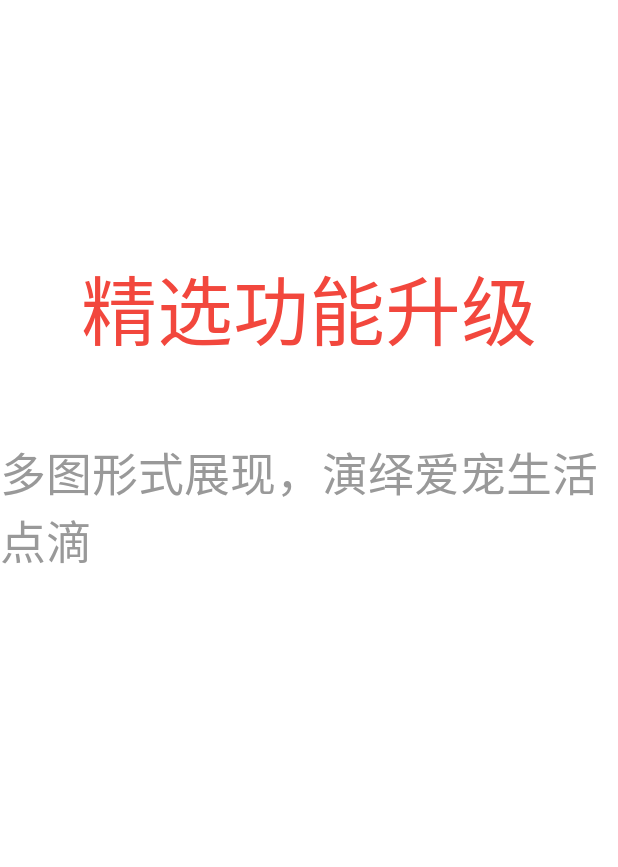
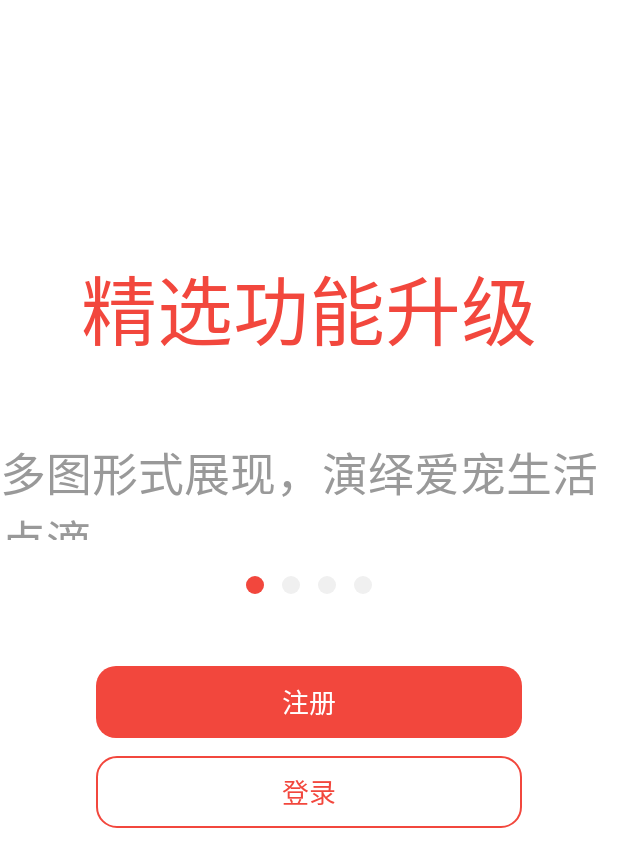
Before and after one commit to SamWoo/PetMall, an Android app: the screen it shows after launch (LeaderActivity), on a phone screen of 412 x 824 dp. Shown: the top 867 px of the screen. Run offline under Robolectric (Android 15) with nearby library versions, the phone set to English and light mode, and no system bars; our stand-ins replace ButterKnife; libraries missing offline, so code that uses them is left out: com.facebook.drawee, com.facebook.imagepipeline, com.zhy.autolayout; plain views replace AutoLinearLayout, AutoRelativeLayout; 4 statements that could not run were skipped.

Commit message:
添加用户守则界面并实现WebView的加载与显示

```diff
--- a/app/src/main/AndroidManifest.xml
+++ b/app/src/main/AndroidManifest.xml
@@ -1,6 +1,8 @@
 <?xml version="1.0" encoding="utf-8"?>
 <manifest xmlns:android="http://schemas.android.com/apk/res/android"
     package="samwoo.petmall">
+
+    <uses-permission android:name="android.permission.INTERNET" />
 
     <application
         android:name=".MyApplication"
--- a/app/src/main/java/samwoo/petmall/view/activity/LeaderActivity.java
+++ b/app/src/main/java/samwoo/petmall/view/activity/LeaderActivity.java
@@ -134,7 +134,7 @@ public class LeaderActivity extends AppCompatActivity {
         animator = ValueAnimator.ofFloat(0, 1.0f);
         animator.setInterpolator(new LinearInterpolator());
         animator.setRepeatCount(-1);
-        animator.setDuration(50);
+        animator.setDuration(100);
         animator.addUpdateListener(new ValueAnimator.AnimatorUpdateListener() {
             @Override
             public void onAnimationUpdate(ValueAnimator valueAnimator) {
--- a/app/src/main/java/samwoo/petmall/view/activity/LoginActivity.java
+++ b/app/src/main/java/samwoo/petmall/view/activity/LoginActivity.java
@@ -54,7 +54,7 @@ public class LoginActivity extends AppCompatActivity {
                 finish();
                 break;
             case R.id.login_btn:
-                if (mLoginPass.getText().toString().equals("123") && mLoginPhone.getText().toString().equals("13838389438")) {
+                if (mLoginPass.getText().toString().equals("123") && mLoginPhone.getText().toString().equals("138438")) {
                     startActivity(new Intent(this, MainActivity.class));
                     finish();
                 } else {
--- a/app/src/main/java/samwoo/petmall/view/activity/SplashActivity.java
+++ b/app/src/main/java/samwoo/petmall/view/activity/SplashActivity.java
@@ -33,6 +33,11 @@ public class SplashActivity extends AppCompatActivity {
         super.onCreate(savedInstanceState);
         setContentView(R.layout.activity_splash);
         ButterKnife.bind(this);
+
+        DisplayMetrics metrics = new DisplayMetrics();
+        getWindowManager().getDefaultDisplay().getMetrics(metrics);
+        Log.e("Sam", "DPI==============" + metrics.densityDpi);
+
         new Handler().postDelayed(new Runnable() {
             @Override
             public void run() {
@@ -41,8 +46,6 @@ public class SplashActivity extends AppCompatActivity {
             }
         }, 1500);
 //        init();
-        Log.e("Sam", "DPI=====" +String.valueOf(getApplicationContext().getResources()
-                .getDisplayMetrics().densityDpi));
     }
 
     private void init() {
--- a/app/src/main/res/layout/activity_leader.xml
+++ b/app/src/main/res/layout/activity_leader.xml
@@ -11,15 +11,15 @@
     <android.support.v4.view.ViewPager
         android:id="@+id/leader_img"
         android:layout_width="match_parent"
-        android:layout_height="1348px"
+        android:layout_height="360dp"
         android:layout_gravity="center_horizontal" />
 
     <!--引导页指示器-->
     <com.zhy.autolayout.AutoRelativeLayout
         android:layout_width="wrap_content"
-        android:layout_height="21px"
+        android:layout_height="12dp"
         android:layout_gravity="center_horizontal"
-        android:layout_marginTop="114px">
+        android:layout_marginTop="24dp">
 
         <com.zhy.autolayout.AutoLinearLayout
             android:id="@+id/leader_circle"
@@ -38,7 +38,7 @@
             <ImageView
                 android:layout_width="wrap_content"
                 android:layout_height="wrap_content"
-                android:layout_marginLeft="32px"
+                android:layout_marginLeft="12dp"
                 android:adjustViewBounds="true"
                 android:scaleType="centerCrop"
                 android:src="@drawable/shape_leader_circle_f0" />
@@ -46,7 +46,7 @@
             <ImageView
                 android:layout_width="wrap_content"
                 android:layout_height="wrap_content"
-                android:layout_marginLeft="32px"
+                android:layout_marginLeft="12dp"
                 android:adjustViewBounds="true"
                 android:scaleType="centerCrop"
                 android:src="@drawable/shape_leader_circle_f0" />
@@ -54,7 +54,7 @@
             <ImageView
                 android:layout_width="wrap_content"
                 android:layout_height="wrap_content"
-                android:layout_marginLeft="32px"
+                android:layout_marginLeft="12dp"
                 android:adjustViewBounds="true"
                 android:scaleType="centerCrop"
                 android:src="@drawable/shape_leader_circle_f0" />
@@ -75,28 +75,28 @@
     <TextView
         android:id="@+id/leader_register"
         android:layout_width="match_parent"
-        android:layout_height="167px"
-        android:layout_marginLeft="413px"
-        android:layout_marginRight="413px"
-        android:layout_marginTop="321px"
+        android:layout_height="48dp"
+        android:layout_marginLeft="64dp"
+        android:layout_marginRight="64dp"
+        android:layout_marginTop="48dp"
         android:background="@drawable/shape_leader_register"
         android:gravity="center"
         android:text="注册"
         android:textColor="@color/colorWhite"
-        android:textSize="54px" />
+        android:textSize="18sp" />
 
     <!--登录-->
     <TextView
         android:id="@+id/leader_login"
         android:layout_width="match_parent"
-        android:layout_height="167px"
-        android:layout_marginLeft="413px"
-        android:layout_marginRight="413px"
-        android:layout_marginTop="42px"
+        android:layout_height="48dp"
+        android:layout_marginLeft="64dp"
+        android:layout_marginRight="64dp"
+        android:layout_marginTop="12dp"
         android:background="@drawable/shape_leader_login"
         android:gravity="center"
         android:text="登录"
         android:textColor="@color/colorPet"
-        android:textSize="54px" />
+        android:textSize="18sp" />
 
 </com.zhy.autolayout.AutoLinearLayout>
--- a/app/src/main/res/layout/activity_register.xml
+++ b/app/src/main/res/layout/activity_register.xml
@@ -165,7 +165,8 @@
         android:gravity="center"
         android:text="下一步"
         android:textColor="@color/colorWhite"
-        android:textSize="54px" />
+        android:textSize="54px"
+        android:clickable="false"/>
 
     <com.zhy.autolayout.AutoLinearLayout
         android:layout_width="wrap_content"
```
Also changed, not shown: app/src/main/java/samwoo/petmall/view/activity/AgreeDetialActivity.java (+53 -0 lines), app/src/main/java/samwoo/petmall/view/activity/RegisterActivity.java (+8 -2 lines).
